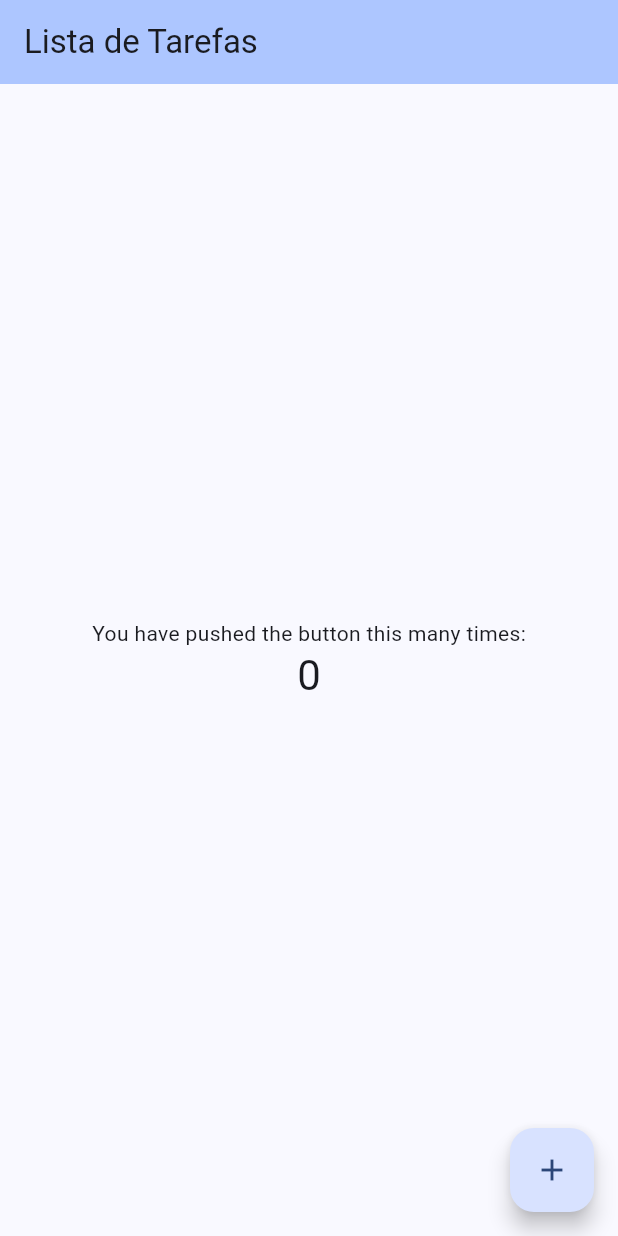
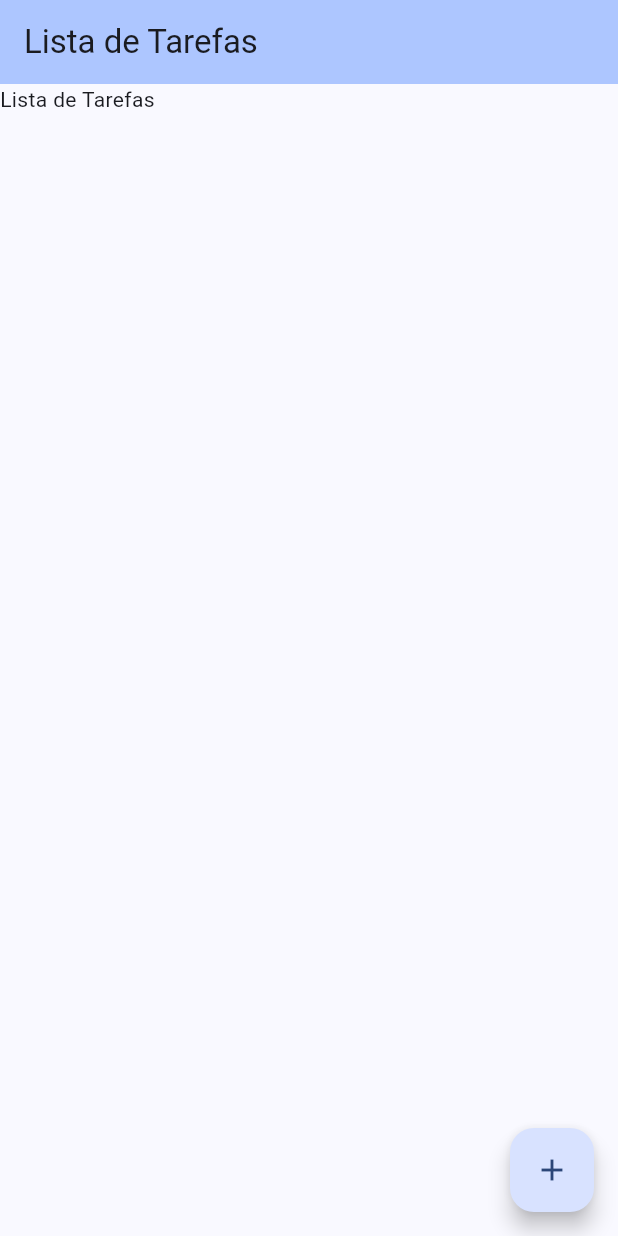
Before and after one commit to Lucas-ns/lista-tarefas-flutter, a Flutter app: the screen it shows after launch, on a phone screen of 412 x 824 dp. Run offline on Flutter 3.47's test engine with Material 3 defaults, Android fonts, the phone set to English and light mode, and no system bars; our stand-ins replace dio, flutter_dotenv.

Commit message:
Criação da página de tarefas

```diff
--- a/lib/pages/home_page.dart
+++ b/lib/pages/home_page.dart
@@ -1,4 +1,5 @@
 import 'package:flutter/material.dart';
+import 'package:lista_tarefas/model/tarefa_model.dart';
 
 class MyHomePage extends StatefulWidget {
   const MyHomePage({super.key});
@@ -8,13 +9,8 @@ class MyHomePage extends StatefulWidget {
 }
 
 class _MyHomePageState extends State<MyHomePage> {
-  int _counter = 0;
-
-  void _incrementCounter() {
-    setState(() {
-      _counter++;
-    });
-  }
+  // var tarefaRepository = TarefaRepository();
+  var tarefas = TarefaModel([]);
 
   @override
   Widget build(BuildContext context) {
@@ -23,23 +19,10 @@ class _MyHomePageState extends State<MyHomePage> {
         backgroundColor: Theme.of(context).colorScheme.inversePrimary,
         title: const Text('Lista de Tarefas'),
       ),
-      body: Center(
-        child: Column(
-          mainAxisAlignment: MainAxisAlignment.center,
-          children: <Widget>[
-            const Text(
-              'You have pushed the button this many times:',
-            ),
-            Text(
-              '$_counter',
-              style: Theme.of(context).textTheme.headlineMedium,
-            ),
-          ],
-        ),
-      ),
+      body: Text("Lista de Tarefas"),
       floatingActionButton: FloatingActionButton(
-        onPressed: _incrementCounter,
-        tooltip: 'Increment',
+        onPressed: () {},
+        tooltip: 'Add Task',
         child: const Icon(Icons.add),
       ), // This trailing comma makes auto-formatting nicer for build methods.
     );
```
Also changed, not shown: lib/pages/tarefas_page.dart (added, +81 -0 lines).
